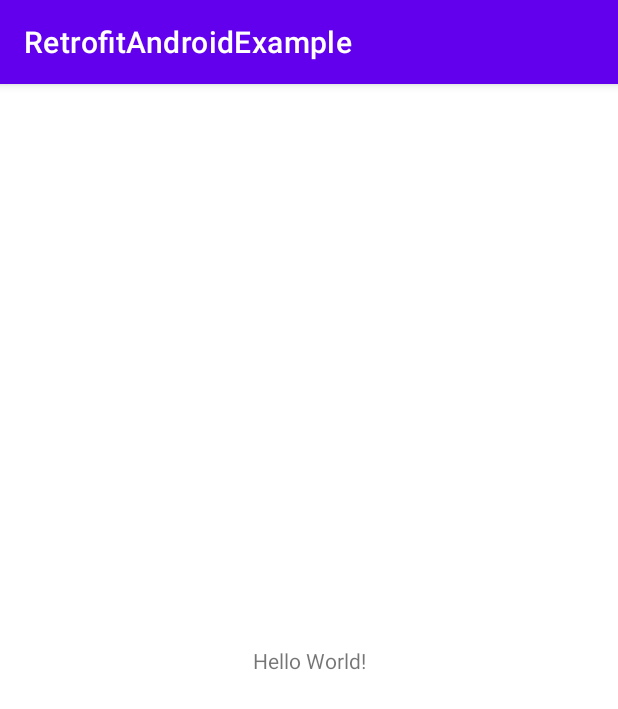
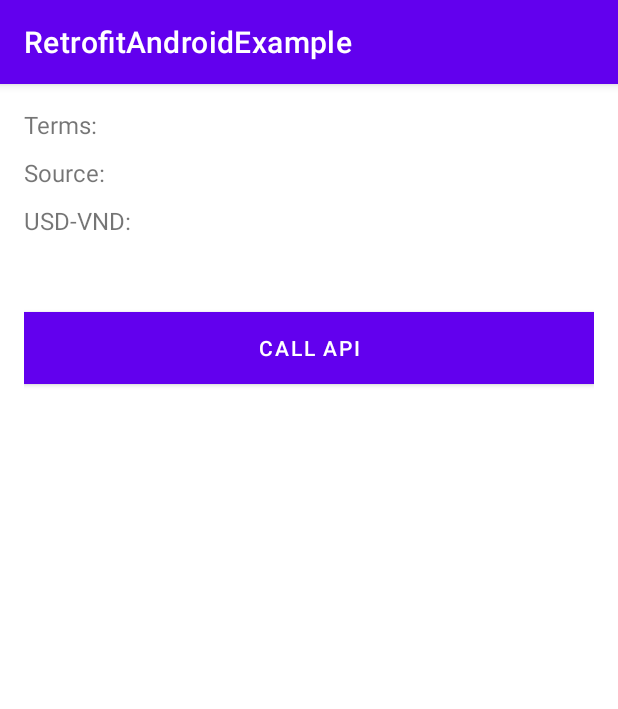
Before and after one commit to danglvh1004/TinCoder_RetrofitAndroidExample, an Android app: the screen it shows after launch (MainActivity), on a phone screen of 412 x 824 dp. Shown: the top 709 px of the screen. Run offline under Robolectric (Android 15) with nearby library versions, the phone set to English and light mode, and no system bars.

Commit message:
Sử dụng Retrofit

```diff
--- a/app/src/main/AndroidManifest.xml
+++ b/app/src/main/AndroidManifest.xml
@@ -1,6 +1,8 @@
 <?xml version="1.0" encoding="utf-8"?>
 <manifest xmlns:android="http://schemas.android.com/apk/res/android"
     package="com.example.retrofitandroidexample">
+
+    <uses-permission android:name="android.permission.INTERNET" />
 
     <application
         android:allowBackup="true"
@@ -8,7 +10,8 @@
         android:label="@string/app_name"
         android:roundIcon="@mipmap/ic_launcher_round"
         android:supportsRtl="true"
-        android:theme="@style/Theme.RetrofitAndroidExample">
+        android:theme="@style/Theme.RetrofitAndroidExample"
+        android:usesCleartextTraffic="true">
         <activity android:name=".MainActivity">
             <intent-filter>
                 <action android:name="android.intent.action.MAIN" />
--- a/app/src/main/java/com/example/retrofitandroidexample/MainActivity.java
+++ b/app/src/main/java/com/example/retrofitandroidexample/MainActivity.java
@@ -4,17 +4,70 @@ import androidx.appcompat.app.AppCompatActivity;
 
 import android.os.Bundle;
 import android.util.Log;
+import android.view.View;
+import android.widget.Button;
+import android.widget.TextView;
+import android.widget.Toast;
 
+import com.example.retrofitandroidexample.api.ApiService;
+import com.example.retrofitandroidexample.model.Currency;
 import com.google.gson.Gson;
 
 import java.util.ArrayList;
 import java.util.List;
 
+import retrofit2.Call;
+import retrofit2.Callback;
+import retrofit2.Response;
+
 public class MainActivity extends AppCompatActivity {
+
+    private TextView tvTerms;
+    private TextView tvSource;
+    private TextView tvUsdVnd;
+    private Button btnCallApi;
 
     @Override
     protected void onCreate(Bundle savedInstanceState) {
         super.onCreate(savedInstanceState);
         setContentView(R.layout.activity_main);
+
+        tvSource = findViewById(R.id.tv_source);
+        tvTerms = findViewById(R.id.tv_term);
+        tvUsdVnd = findViewById(R.id.tv_usd_vnd);
+        btnCallApi = findViewById(R.id.btn_call_api);
+
+        btnCallApi.setOnClickListener(new View.OnClickListener() {
+            @Override
+            public void onClick(View v) {
+                clickCallApi();
+            }
+        });
+    }
+
+    private void clickCallApi() {
+
+        //Link API: http://apilayer.net/api/live?access_key=843d4d34ae72b3882e3db642c51e28e6&currencies=VND&source=USD&format=1
+        ApiService.apiServie.convertUsdToVnd("843d4d34ae72b3882e3db642c51e28e6",
+                "VND",
+                "USD",
+                1).enqueue(new Callback<Currency>() {
+            @Override
+            public void onResponse(Call<Currency> call, Response<Currency> response) {
+                Toast.makeText(MainActivity.this, "Call Api Success", Toast.LENGTH_SHORT).show();
+
+                Currency currency = response.body();
+                if (currency != null && currency.isSuccess()) {
+                    tvTerms.setText(currency.getTerms());
+                    tvSource.setText(currency.getSource());
+                    tvUsdVnd.setText(String.valueOf(currency.getQuotes().getUsdVnd()));
+                }
+            }
+
+            @Override
+            public void onFailure(Call<Currency> call, Throwable t) {
+                Toast.makeText(MainActivity.this, "Call Api Error", Toast.LENGTH_SHORT).show();
+            }
+        });
     }
 }
--- /dev/null
+++ b/app/src/main/java/com/example/retrofitandroidexample/api/ApiService.java
@@ -0,0 +1,30 @@
+package com.example.retrofitandroidexample.api;
+
+import com.example.retrofitandroidexample.model.Currency;
+import com.google.gson.Gson;
+import com.google.gson.GsonBuilder;
+
+import retrofit2.Call;
+import retrofit2.Retrofit;
+import retrofit2.converter.gson.GsonConverterFactory;
+import retrofit2.http.GET;
+import retrofit2.http.Query;
+
+public interface ApiService {
+
+    //Link API: http://apilayer.net/api/live?access_key=843d4d34ae72b3882e3db642c51e28e6&currencies=VND&source=USD&format=1
+
+    Gson gson = new GsonBuilder().setDateFormat("yyyy-MM-dd HH:mm:ss").create();
+    ApiService apiServie = new Retrofit.Builder()
+            .baseUrl("http://apilayer.net/")
+            .addConverterFactory(GsonConverterFactory.create(gson))
+            .build()
+            .create(ApiService.class);
+
+    @GET("api/live")
+    Call<Currency> convertUsdToVnd(@Query("access_key") String access_key,
+                                   @Query("currencies") String currencies,
+                                   @Query("source") String source,
+                                   @Query("format") int format);
+
+}
--- a/app/src/main/java/com/example/retrofitandroidexample/Currency.java
+++ b/app/src/main/java/com/example/retrofitandroidexample/model/Currency.java
@@ -1,4 +1,4 @@
-package com.example.retrofitandroidexample;
+package com.example.retrofitandroidexample.model;
 
 public class Currency {
     private boolean success;
--- a/app/src/main/java/com/example/retrofitandroidexample/Quote.java
+++ b/app/src/main/java/com/example/retrofitandroidexample/model/Quote.java
@@ -1,4 +1,4 @@
-package com.example.retrofitandroidexample;
+package com.example.retrofitandroidexample.model;
 
 import com.google.gson.annotations.SerializedName;
 
--- a/app/src/main/res/layout/activity_main.xml
+++ b/app/src/main/res/layout/activity_main.xml
@@ -1,18 +1,83 @@
 <?xml version="1.0" encoding="utf-8"?>
-<androidx.constraintlayout.widget.ConstraintLayout xmlns:android="http://schemas.android.com/apk/res/android"
+<LinearLayout xmlns:android="http://schemas.android.com/apk/res/android"
     xmlns:app="http://schemas.android.com/apk/res-auto"
     xmlns:tools="http://schemas.android.com/tools"
     android:layout_width="match_parent"
     android:layout_height="match_parent"
+    android:orientation="vertical"
+    android:padding="16dp"
     tools:context=".MainActivity">
 
-    <TextView
-        android:layout_width="wrap_content"
+    <LinearLayout
+        android:layout_width="match_parent"
         android:layout_height="wrap_content"
-        android:text="Hello World!"
-        app:layout_constraintBottom_toBottomOf="parent"
-        app:layout_constraintLeft_toLeftOf="parent"
-        app:layout_constraintRight_toRightOf="parent"
-        app:layout_constraintTop_toTopOf="parent" />
+        android:orientation="horizontal">
 
-</androidx.constraintlayout.widget.ConstraintLayout>
+        <TextView
+            android:layout_width="wrap_content"
+            android:layout_height="wrap_content"
+            android:text="Terms: "
+            android:textSize="16sp" />
+
+        <TextView
+            android:id="@+id/tv_term"
+            android:layout_width="wrap_content"
+            android:layout_height="wrap_content"
+            android:layout_marginStart="10dp"
+            android:textColor="@android:color/black"
+            android:textSize="16sp" />
+    </LinearLayout>
+
+    <LinearLayout
+        android:layout_width="match_parent"
+        android:layout_height="wrap_content"
+        android:layout_marginTop="10dp"
+        android:orientation="horizontal">
+
+        <TextView
+            android:layout_width="wrap_content"
+            android:layout_height="wrap_content"
+            android:text="Source: "
+            android:textSize="16sp" />
+
+        <TextView
+            android:id="@+id/tv_source"
+            android:layout_width="wrap_content"
+            android:layout_height="wrap_content"
+            android:layout_marginStart="10dp"
+            android:textColor="@android:color/black"
+            android:textSize="16sp" />
+    </LinearLayout>
+
+    <LinearLayout
+        android:layout_width="match_parent"
+        android:layout_height="wrap_content"
+        android:layout_marginTop="10dp"
+        android:orientation="horizontal">
+
+        <TextView
+            android:layout_width="wrap_content"
+            android:layout_height="wrap_content"
+            android:text="USD-VND: "
+            android:textSize="16sp" />
+
+        <TextView
+            android:id="@+id/tv_usd_vnd"
+            android:layout_width="wrap_content"
+            android:layout_height="wrap_content"
+            android:layout_marginStart="10dp"
+            android:textColor="@android:color/black"
+            android:textSize="16sp" />
+    </LinearLayout>
+
+    <Button
+        android:id="@+id/btn_call_api"
+        android:layout_width="match_parent"
+        android:layout_height="wrap_content"
+        android:layout_marginTop="50dp"
+        android:background="@color/design_default_color_primary"
+        android:text="Call api"
+        android:textColor="#FFFFFF" />
+
+
+</LinearLayout>
```
